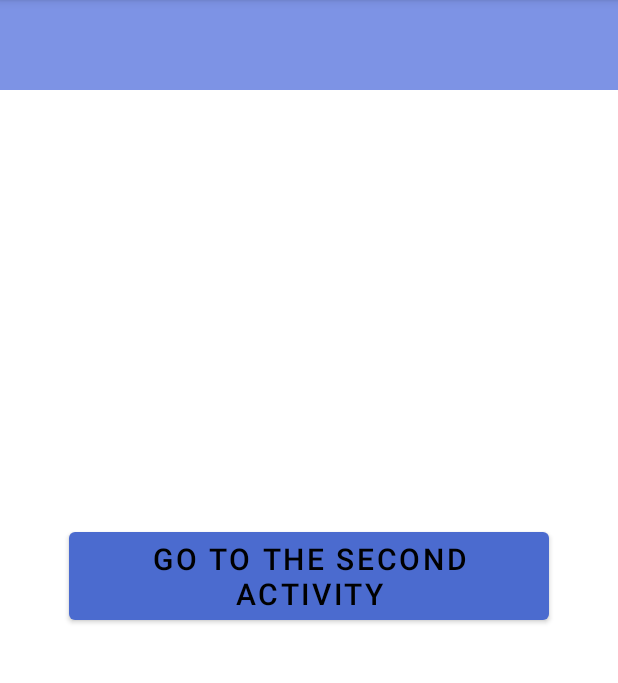
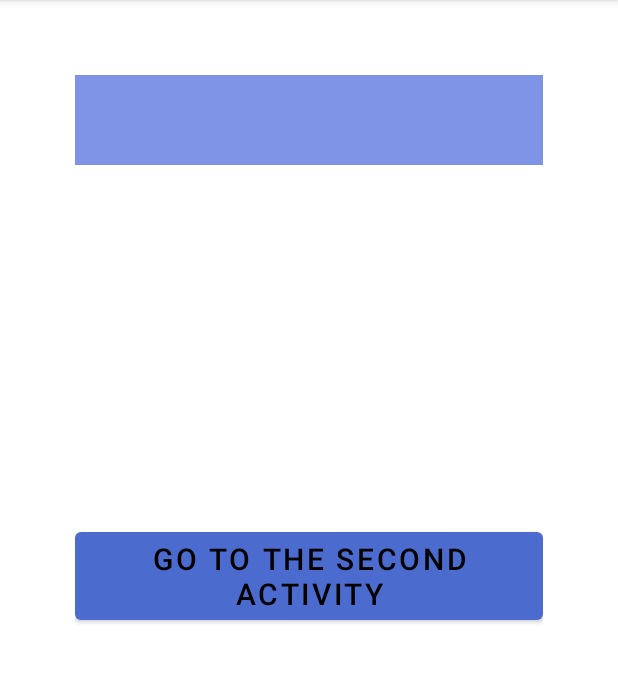
Before and after one commit to Spaceworm12/MyApplication, an Android app: the screen it shows after launch (MainActivity), on a phone screen of 412 x 824 dp, the part 84-767 px from its top. Run offline under Robolectric (Android 15) with nearby library versions, the phone set to English and light mode, and no system bars.

```diff
--- a/app/src/main/res/layout/activity_main.xml
+++ b/app/src/main/res/layout/activity_main.xml
@@ -3,6 +3,7 @@
     xmlns:app="http://schemas.android.com/apk/res-auto"
     android:layout_width="match_parent"
     android:layout_height="match_parent"
+    android:padding="50dp"
     android:visibility="visible">
 
     <TextView
```
